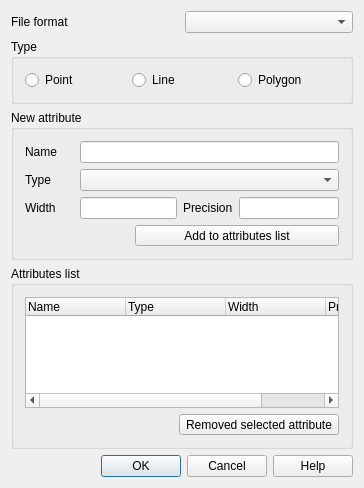
Above: qgis/src/ui/qgsnewvectorlayerdialogbase.ui from sourcepole/qgis before the change. Below: the same form after it.
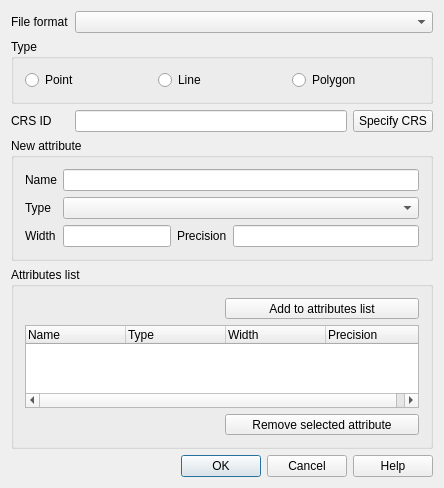
That is the form after the change. Icons and pictures are not drawn.

Diff of the .ui file:
```diff
--- a/qgis/src/ui/qgsnewvectorlayerdialogbase.ui
+++ b/qgis/src/ui/qgsnewvectorlayerdialogbase.ui
@@ -1,11 +1,11 @@
 <ui version="4.0" >
  <class>QgsNewVectorLayerDialogBase</class>
- <widget class="QDialog" name="QgsNewVectorLayerDialogBase" >
-  <property name="geometry" >
+ <widget class="QDialog" name="QgsNewVectorLayerDialogBase">
+  <property name="geometry">
    <rect>
     <x>0</x>
     <y>0</y>
-    <width>364</width>
+    <width>444</width>
     <height>488</height>
    </rect>
   </property>
@@ -29,36 +29,36 @@
      </property>
     </widget>
    </item>
-   <item row="0" column="1" >
-    <widget class="QComboBox" name="mFileFormatComboBox" >
-     <property name="enabled" >
+   <item row="0" column="1" colspan="2">
+    <widget class="QComboBox" name="mFileFormatComboBox">
+     <property name="enabled">
       <bool>true</bool>
      </property>
     </widget>
    </item>
-   <item row="1" column="0" colspan="2" >
-    <widget class="QGroupBox" name="buttonGroup1" >
-     <property name="title" >
+   <item row="1" column="0" colspan="3">
+    <widget class="QGroupBox" name="buttonGroup1">
+     <property name="title">
       <string>Type</string>
      </property>
-     <layout class="QGridLayout" >
-      <item row="0" column="0" >
-       <widget class="QRadioButton" name="mPointRadioButton" >
-        <property name="text" >
+     <layout class="QHBoxLayout" name="horizontalLayout">
+      <item>
+       <widget class="QRadioButton" name="mPointRadioButton">
+        <property name="text">
          <string>Point</string>
         </property>
        </widget>
       </item>
-      <item row="0" column="1" >
-       <widget class="QRadioButton" name="mLineRadioButton" >
-        <property name="text" >
+      <item>
+       <widget class="QRadioButton" name="mLineRadioButton">
+        <property name="text">
          <string>Line</string>
         </property>
        </widget>
       </item>
-      <item row="0" column="2" >
-       <widget class="QRadioButton" name="mPolygonRadioButton" >
-        <property name="text" >
+      <item>
+       <widget class="QRadioButton" name="mPolygonRadioButton">
+        <property name="text">
          <string>Polygon</string>
         </property>
        </widget>
@@ -66,15 +66,15 @@
      </layout>
     </widget>
    </item>
-   <item row="2" column="0" colspan="2" >
-    <widget class="QGroupBox" name="groupBox" >
-     <property name="title" >
+   <item row="4" column="0" colspan="3">
+    <widget class="QGroupBox" name="groupBox">
+     <property name="title">
       <string>New attribute</string>
      </property>
-     <layout class="QGridLayout" >
-      <item row="0" column="0" >
-       <widget class="QLabel" name="textLabel1" >
-        <property name="text" >
+     <layout class="QGridLayout">
+      <item row="0" column="0">
+       <widget class="QLabel" name="textLabel1">
+        <property name="text">
          <string>Name</string>
         </property>
         <property name="buddy" >
@@ -82,12 +82,12 @@
         </property>
        </widget>
       </item>
-      <item row="0" column="1" colspan="4" >
-       <widget class="QLineEdit" name="mNameEdit" />
+      <item row="0" column="1" colspan="4">
+       <widget class="QLineEdit" name="mNameEdit"/>
       </item>
-      <item row="1" column="0" >
-       <widget class="QLabel" name="textLabel2" >
-        <property name="text" >
+      <item row="1" column="0">
+       <widget class="QLabel" name="textLabel2">
+        <property name="text">
          <string>Type</string>
         </property>
         <property name="buddy" >
@@ -95,12 +95,12 @@
         </property>
        </widget>
       </item>
-      <item row="1" column="1" colspan="4" >
-       <widget class="QComboBox" name="mTypeBox" />
+      <item row="1" column="1" colspan="4">
+       <widget class="QComboBox" name="mTypeBox"/>
       </item>
-      <item row="2" column="0" >
-       <widget class="QLabel" name="label" >
-        <property name="text" >
+      <item row="2" column="0">
+       <widget class="QLabel" name="label">
+        <property name="text">
          <string>Width</string>
         </property>
         <property name="buddy" >
@@ -108,12 +108,12 @@
         </property>
        </widget>
       </item>
-      <item row="2" column="1" colspan="2" >
-       <widget class="QLineEdit" name="mWidth" />
+      <item row="2" column="1" colspan="2">
+       <widget class="QLineEdit" name="mWidth"/>
       </item>
-      <item row="2" column="3" >
-       <widget class="QLabel" name="label_2" >
-        <property name="text" >
+      <item row="2" column="3">
+       <widget class="QLabel" name="label_2">
+        <property name="text">
          <string>Precision</string>
         </property>
         <property name="buddy" >
@@ -121,67 +121,29 @@
         </property>
        </widget>
       </item>
-      <item row="2" column="4" >
-       <widget class="QLineEdit" name="mPrecision" >
-        <property name="sizePolicy" >
-         <sizepolicy vsizetype="Expanding" hsizetype="Expanding" >
+      <item row="2" column="4">
+       <widget class="QLineEdit" name="mPrecision">
+        <property name="sizePolicy">
+         <sizepolicy hsizetype="Expanding" vsizetype="Expanding">
           <horstretch>0</horstretch>
           <verstretch>0</verstretch>
          </sizepolicy>
         </property>
        </widget>
       </item>
-      <item row="3" column="0" colspan="2" >
-       <spacer>
-        <property name="orientation" >
-         <enum>Qt::Horizontal</enum>
-        </property>
-        <property name="sizeHint" >
-         <size>
-          <width>121</width>
-          <height>20</height>
-         </size>
-        </property>
-       </spacer>
-      </item>
-      <item row="3" column="2" colspan="3" >
-       <widget class="QToolButton" name="mAddAttributeButton" >
-        <property name="sizePolicy" >
-         <sizepolicy vsizetype="Fixed" hsizetype="MinimumExpanding" >
-          <horstretch>0</horstretch>
-          <verstretch>0</verstretch>
-         </sizepolicy>
-        </property>
-        <property name="toolTip" >
-         <string>Add attribute to list</string>
-        </property>
-        <property name="layoutDirection" >
-         <enum>Qt::LeftToRight</enum>
-        </property>
-        <property name="text" >
-         <string>Add to attributes list</string>
-        </property>
-        <property name="icon" >
-         <iconset>../../images/themes/default/mActionNewAttribute.png</iconset>
-        </property>
-        <property name="toolButtonStyle" >
-         <enum>Qt::ToolButtonTextBesideIcon</enum>
-        </property>
-       </widget>
-      </item>
      </layout>
     </widget>
    </item>
-   <item row="3" column="0" colspan="2" >
-    <widget class="QGroupBox" name="groupBox_2" >
-     <property name="title" >
+   <item row="6" column="0" colspan="3">
+    <widget class="QGroupBox" name="groupBox_2">
+     <property name="title">
       <string>Attributes list</string>
      </property>
-     <layout class="QGridLayout" >
-      <item row="0" column="0" colspan="2" >
-       <widget class="QTreeWidget" name="mAttributeView" >
-        <property name="sizePolicy" >
-         <sizepolicy vsizetype="Expanding" hsizetype="Expanding" >
+     <layout class="QGridLayout">
+      <item row="2" column="0" colspan="2">
+       <widget class="QTreeWidget" name="mAttributeView">
+        <property name="sizePolicy">
+         <sizepolicy hsizetype="Expanding" vsizetype="Expanding">
           <horstretch>0</horstretch>
           <verstretch>0</verstretch>
          </sizepolicy>
@@ -217,12 +179,12 @@
         </column>
        </widget>
       </item>
-      <item row="1" column="0" >
+      <item row="3" column="0">
        <spacer>
-        <property name="orientation" >
+        <property name="orientation">
          <enum>Qt::Horizontal</enum>
         </property>
-        <property name="sizeHint" >
+        <property name="sizeHint" stdset="0">
          <size>
           <width>121</width>
           <height>20</height>
@@ -230,10 +192,10 @@
         </property>
        </spacer>
       </item>
-      <item row="1" column="1" >
-       <widget class="QToolButton" name="mRemoveAttributeButton" >
-        <property name="sizePolicy" >
-         <sizepolicy vsizetype="Fixed" hsizetype="MinimumExpanding" >
+      <item row="3" column="1">
+       <widget class="QToolButton" name="mRemoveAttributeButton">
+        <property name="sizePolicy">
+         <sizepolicy hsizetype="MinimumExpanding" vsizetype="Fixed">
           <horstretch>0</horstretch>
           <verstretch>0</verstretch>
          </sizepolicy>
@@ -241,13 +203,52 @@
         <property name="toolTip" >
          <string>Delete selected attribute</string>
         </property>
-        <property name="text" >
-         <string>Removed selected attribute</string>
+        <property name="text">
+         <string>Remove selected attribute</string>
         </property>
         <property name="icon" >
          <iconset>../../images/themes/default/mActionDeleteAttribute.png</iconset>
         </property>
-        <property name="toolButtonStyle" >
+        <property name="toolButtonStyle">
+         <enum>Qt::ToolButtonTextBesideIcon</enum>
+        </property>
+       </widget>
+      </item>
+      <item row="1" column="0">
+       <spacer name="horizontalSpacer">
+        <property name="orientation">
+         <enum>Qt::Horizontal</enum>
+        </property>
+        <property name="sizeHint" stdset="0">
+         <size>
+          <width>40</width>
+          <height>20</height>
+         </size>
+        </property>
+       </spacer>
+      </item>
+      <item row="1" column="1">
+       <widget class="QToolButton" name="mAddAttributeButton">
+        <property name="sizePolicy">
+         <sizepolicy hsizetype="MinimumExpanding" vsizetype="Fixed">
+          <horstretch>0</horstretch>
+          <verstretch>0</verstretch>
+         </sizepolicy>
+        </property>
+        <property name="toolTip">
+         <string>Add attribute to list</string>
+        </property>
+        <property name="layoutDirection">
+         <enum>Qt::LeftToRight</enum>
+        </property>
+        <property name="text">
+         <string>Add to attributes list</string>
+        </property>
+        <property name="icon">
+         <iconset>
+          <normaloff>../../images/themes/default/mActionNewAttribute.png</normaloff>../../images/themes/default/mActionNewAttribute.png</iconset>
+        </property>
+        <property name="toolButtonStyle">
          <enum>Qt::ToolButtonTextBesideIcon</enum>
         </property>
        </widget>
@@ -255,19 +256,49 @@
      </layout>
     </widget>
    </item>
-   <item row="4" column="0" colspan="2" >
-    <widget class="QDialogButtonBox" name="buttonBox" >
-     <property name="orientation" >
+   <item row="7" column="0" colspan="3">
+    <widget class="QDialogButtonBox" name="buttonBox">
+     <property name="orientation">
       <enum>Qt::Horizontal</enum>
      </property>
-     <property name="standardButtons" >
-      <set>QDialogButtonBox::Cancel|QDialogButtonBox::Help|QDialogButtonBox::NoButton|QDialogButtonBox::Ok</set>
+     <property name="standardButtons">
+      <set>QDialogButtonBox::Cancel|QDialogButtonBox::Help|QDialogButtonBox::Ok</set>
+     </property>
+    </widget>
+   </item>
+   <item row="3" column="0">
+    <widget class="QLabel" name="label_3">
+     <property name="text">
+      <string>CRS ID</string>
+     </property>
+     <property name="buddy">
+      <cstring>leSpatialRefSys</cstring>
+     </property>
+    </widget>
+   </item>
+   <item row="3" column="1">
+    <widget class="QLineEdit" name="leSpatialRefSys">
+     <property name="readOnly">
+      <bool>true</bool>
+     </property>
+    </widget>
+   </item>
+   <item row="3" column="2">
+    <widget class="QPushButton" name="pbnChangeSpatialRefSys">
+     <property name="toolTip">
+      <string>Specify the coordinate reference system of the layer's geometry.</string>
+     </property>
+     <property name="whatsThis">
+      <string>Specify the coordinate reference system of the layer's geometry.</string>
+     </property>
+     <property name="text">
+      <string>Specify CRS</string>
      </property>
     </widget>
    </item>
   </layout>
  </widget>
- <layoutdefault spacing="6" margin="11" />
+ <layoutdefault spacing="6" margin="11"/>
  <tabstops>
   <tabstop>mFileFormatComboBox</tabstop>
   <tabstop>mPointRadioButton</tabstop>
```
Left out of the diff: 57 changed lines with no effect on the pictures.
